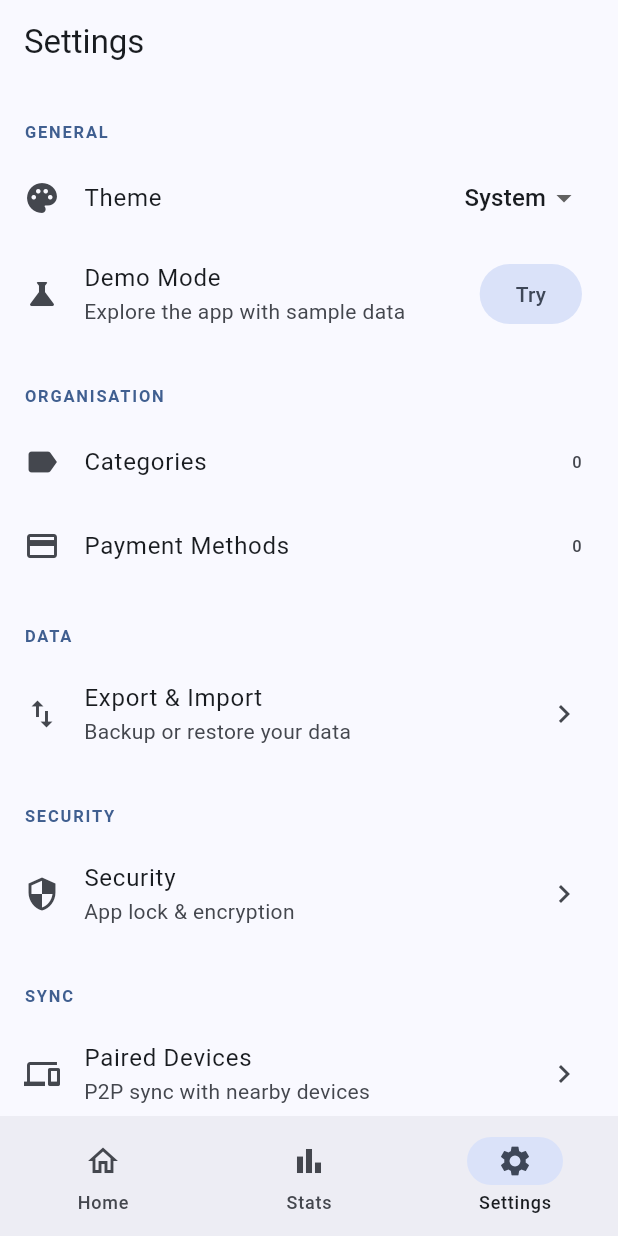
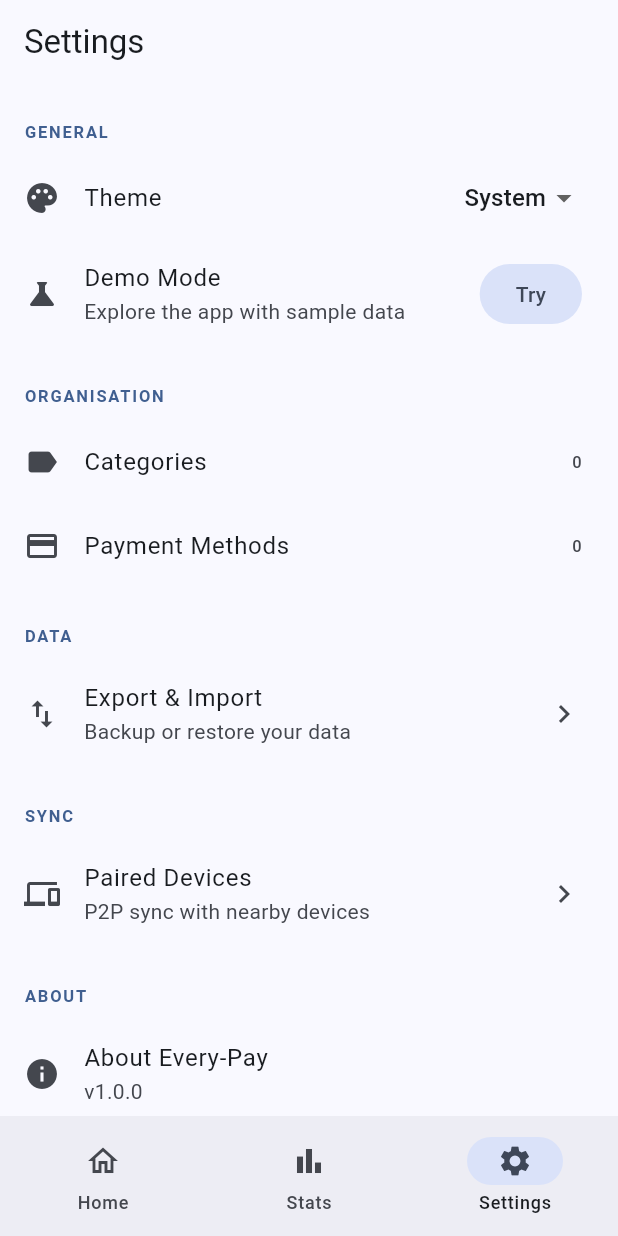
Before and after one commit to cmwen/every-pay-app, a Flutter app: the screen it shows after launch, item 3 of the bottom bar chosen, on a phone screen of 412 x 824 dp. Run offline on Flutter 3.47's test engine with Material 3 defaults, Android fonts, the phone set to English and light mode, and no system bars; our stand-ins replace device_info_plus, flutter_riverpod, go_router, local_auth, share_plus, shared_preferences and 1 more; missing offline and left inert: nearby_service; accounts and stored records are empty.

Commit message:
chore: disable biometric lock and encryption from active app UI
Biometric lock and encryption features are not yet ready.
Disconnecting them from the active app without deleting the code,
so they can be re-enabled when ready.

Changes:
- Remove AppLockWrapper from app.dart builder (no more lock gate on startup)
- Remove /settings/security route from router.dart
- Remove Security tile from settings screen
- Remove biometric permissions from AndroidManifest.xml
- Keep local_auth dep and all service/provider/screen files intact for future use

Co-authored-by: Copilot <223556219+Copilot@users.noreply.github.com>

```diff
--- a/lib/app.dart
+++ b/lib/app.dart
@@ -3,7 +3,6 @@ import 'package:flutter_riverpod/flutter_riverpod.dart';
 import 'package:everypay/core/theme/app_theme.dart';
 import 'package:everypay/features/demo/widgets/tour_overlay.dart';
 import 'package:everypay/shared/providers/theme_provider.dart';
-import 'package:everypay/shared/widgets/app_lock_wrapper.dart';
 import 'package:everypay/router.dart';
 
 class EveryPayApp extends ConsumerWidget {
@@ -20,8 +19,7 @@ class EveryPayApp extends ConsumerWidget {
       themeMode: themeMode,
       routerConfig: router,
       debugShowCheckedModeBanner: false,
-      builder: (context, child) => AppLockWrapper(
-        child: Stack(
+      builder: (context, child) => Stack(
         children: [
           child!,
           // TourOverlay lives here so its canvas origin == screen origin,
@@ -29,7 +27,6 @@ class EveryPayApp extends ConsumerWidget {
           const TourOverlay(),
         ],
       ),
-      ),
     );
   }
 }
--- a/lib/features/settings/screens/settings_screen.dart
+++ b/lib/features/settings/screens/settings_screen.dart
@@ -100,16 +100,6 @@ class SettingsScreen extends ConsumerWidget {
             onTap: () => context.go('/settings/export'),
           ),
 
-          // Security section
-          _SectionHeader(title: 'SECURITY'),
-          ListTile(
-            leading: const Icon(Icons.security),
-            title: const Text('Security'),
-            subtitle: const Text('App lock & encryption'),
-            trailing: const Icon(Icons.chevron_right),
-            onTap: () => context.go('/settings/security'),
-          ),
-
           // Sync section
           _SectionHeader(title: 'SYNC'),
           ListTile(
--- a/lib/router.dart
+++ b/lib/router.dart
@@ -5,7 +5,6 @@ import 'package:everypay/features/stats/screens/stats_screen.dart';
 import 'package:everypay/features/settings/screens/settings_screen.dart';
 import 'package:everypay/features/settings/screens/categories_screen.dart';
 import 'package:everypay/features/settings/screens/export_screen.dart';
-import 'package:everypay/features/settings/screens/security_screen.dart';
 import 'package:everypay/features/settings/screens/payment_methods_screen.dart';
 import 'package:everypay/features/settings/screens/payment_method_form_screen.dart';
 import 'package:everypay/features/sync/screens/devices_screen.dart';
@@ -123,11 +122,6 @@ final router = GoRouter(
                   builder: (context, state) => const ExportScreen(),
                 ),
                 GoRoute(
-                  path: 'security',
-                  parentNavigatorKey: _rootNavigatorKey,
-                  builder: (context, state) => const SecurityScreen(),
-                ),
-                GoRoute(
                   path: 'devices',
                   parentNavigatorKey: _rootNavigatorKey,
                   builder: (context, state) => const DevicesScreen(),
```
Also changed, not shown: pubspec.lock, 1 other file. Lines whose indentation alone changed are shown as unchanged.
